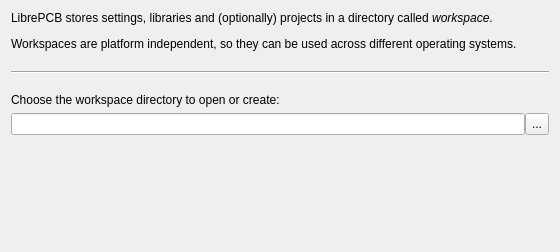
Old version of the form libs/librepcb/editor/workspace/initializeworkspacewizard/initializeworkspacewizard_chooseworkspace.ui in the repository LibrePCB/LibrePCB.
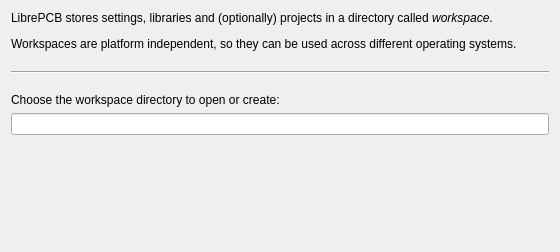
New version of the form.

Commit message: Replace buttons of text input fields by embedded icons

```diff
--- a/libs/librepcb/editor/workspace/initializeworkspacewizard/initializeworkspacewizard_chooseworkspace.ui
+++ b/libs/librepcb/editor/workspace/initializeworkspacewizard/initializeworkspacewizard_chooseworkspace.ui
@@ -55,27 +55,7 @@
     </widget>
    </item>
    <item>
-    <layout class="QHBoxLayout" name="horizontalLayout">
-     <property name="spacing">
-      <number>0</number>
-     </property>
-     <item>
-      <widget class="QLineEdit" name="edtPath"/>
-     </item>
-     <item>
-      <widget class="QToolButton" name="btnBrowse">
-       <property name="sizePolicy">
-        <sizepolicy hsizetype="Fixed" vsizetype="Preferred">
-         <horstretch>0</horstretch>
-         <verstretch>0</verstretch>
-        </sizepolicy>
-       </property>
-       <property name="text">
-        <string notr="true">...</string>
-       </property>
-      </widget>
-     </item>
-    </layout>
+    <widget class="QLineEdit" name="edtPath"/>
    </item>
    <item>
     <widget class="QLabel" name="lblStatus">
```
The commit also changes 11 other files.
